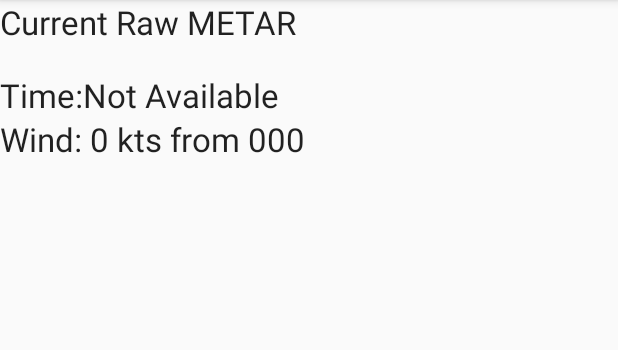
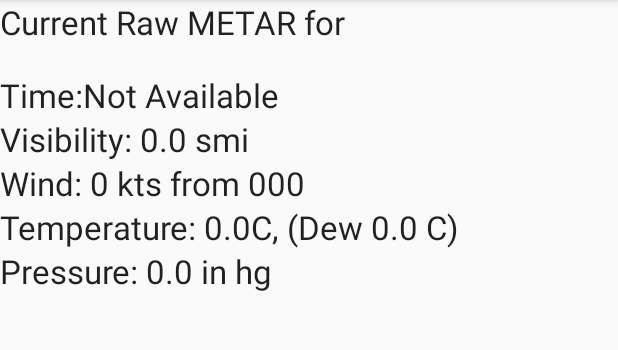
Before and after one commit to cessnao3/fdrflightrecorder, an Android app: the fragment WeatherFragment shown on its own in the app's theme, on a phone screen of 412 x 824 dp, the part 84-434 px from its top. Run offline under Robolectric (Android 15) with nearby library versions, the phone set to English and light mode, and no system bars.

Commit message:
Updated more METAR output parameters

```diff
--- a/app/build.gradle
+++ b/app/build.gradle
@@ -6,7 +6,7 @@ android {
 
     defaultConfig {
         applicationId "com.ianorourke.fdrflightrecorder"
-        minSdkVersion 16
+        minSdkVersion 17
         targetSdkVersion 23
         versionCode 1
         versionName "1.0"
@@ -22,6 +22,6 @@ android {
 dependencies {
     compile fileTree(include: ['*.jar'], dir: 'libs')
     compile 'com.google.android.gms:play-services:8.4.0'
-    compile 'com.android.support:appcompat-v7:23.3.0'
+    compile 'com.android.support:appcompat-v7:23.4.0'
     compile 'com.melnykov:floatingactionbutton:1.3.0'
 }
--- a/app/src/main/java/com/ianorourke/fdrflightrecorder/Fragments/WeatherFragment.java
+++ b/app/src/main/java/com/ianorourke/fdrflightrecorder/Fragments/WeatherFragment.java
@@ -35,15 +35,16 @@ public class WeatherFragment extends Fragment implements GetMetarAsync.MetarAsyn
 
     public void metarReceived(Metar metar) {
         if (metar != null) {
+            // Set the Raw METAR Label
+            TextView weatherLabelView = (TextView) getView().findViewById(R.id.weather_raw_title);
+
+            if (weatherLabelView != null) {
+                String rawString = getString(R.string.weather_raw_label) + " for " + metar.station;
+                weatherLabelView.setText(rawString);
+            }
+
             // Set the Raw METER View Screen
-
-            TextView weatherView;
-
-            try {
-                weatherView = (TextView) getView().findViewById(R.id.weather_raw);
-            } catch (NullPointerException e) {
-                weatherView = null;
-            }
+            TextView weatherView =  (TextView) getView().findViewById(R.id.weather_raw);
 
             if (weatherView != null) {
                 weatherView.setText(metar.raw);
@@ -69,17 +70,47 @@ public class WeatherFragment extends Fragment implements GetMetarAsync.MetarAsyn
                 }
             }
 
+            // Set Visibility Display
+            TextView visView = (TextView) getView().findViewById(R.id.weather_vis);
+
+            if (visView != null) {
+                String visString = getString(R.string.weather_vis_label) + " ";
+                visString += metar.visibility_smi + " smi";
+
+                visView.setText(visString);
+            }
+
             // Set the Wind Display
             TextView windView = (TextView) getView().findViewById(R.id.weather_wind);
 
             if (windView != null) {
                 String windString = "";
-                windString += (getString(R.string.weather_wind_label)) + " ";
+                windString += getString(R.string.weather_wind_label) + " ";
                 windString += metar.wind_speed_kt + " " + ((metar.wind_speed_kt == 1) ? "kt" : "kts");
                 windString += " from " + ((metar.wind_dir < 100) ? "0" : "") + ((metar.wind_dir < 10) ? "0" : "") + metar.wind_dir;
                 windString += (((metar.wind_gust_kt != 0) ? " gusting to " + metar.wind_gust_kt + ((metar.wind_gust_kt == 1) ? "kt" : "kts") : ""));
 
                 windView.setText(windString);
+            }
+
+            // Set the Temperature Display
+            TextView tempView = (TextView) getView().findViewById(R.id.weather_temp);
+
+            if (tempView != null) {
+                String tempString = getString(R.string.weather_temp_label) + " ";
+                tempString += metar.temp_c + "C, (Dew " + metar.dewpoint_c + " C)";
+
+                tempView.setText(tempString);
+            }
+
+            // Set the Pressure Display
+            TextView presView = (TextView) getView().findViewById(R.id.weather_pres);
+
+            if (presView != null) {
+                String presString = getString(R.string.weather_pres_label) + " ";
+                presString += metar.pressure + " in hg";
+
+                presView.setText(presString);
             }
         }
     }
--- a/app/src/main/res/layout/alert_new_flight.xml
+++ b/app/src/main/res/layout/alert_new_flight.xml
@@ -2,6 +2,14 @@
 <LinearLayout xmlns:android="http://schemas.android.com/apk/res/android"
     android:orientation="vertical" android:layout_width="match_parent"
     android:layout_height="match_parent">
+
+    <TextView
+        android:layout_width="wrap_content"
+        android:layout_height="wrap_content"
+        android:textAppearance="?android:attr/textAppearanceMedium"
+        android:text="@string/orientation_notification_description"
+        android:id="@+id/airplane_alert_description"
+        android:textAlignment="center" />
 
     <ImageView
         android:layout_width="300dp"
--- a/app/src/main/res/layout/fragment_weather.xml
+++ b/app/src/main/res/layout/fragment_weather.xml
@@ -28,6 +28,27 @@
         android:layout_width="wrap_content"
         android:layout_height="wrap_content"
         android:textAppearance="?android:attr/textAppearanceLarge"
+        android:text="@string/weather_vis_label"
+        android:id="@+id/weather_vis" />
+
+    <TextView
+        android:layout_width="wrap_content"
+        android:layout_height="wrap_content"
+        android:textAppearance="?android:attr/textAppearanceLarge"
         android:text="@string/weather_wind_label"
         android:id="@+id/weather_wind" />
+
+    <TextView
+        android:layout_width="wrap_content"
+        android:layout_height="wrap_content"
+        android:textAppearance="?android:attr/textAppearanceLarge"
+        android:text="@string/weather_temp_label"
+        android:id="@+id/weather_temp" />
+
+    <TextView
+        android:layout_width="wrap_content"
+        android:layout_height="wrap_content"
+        android:textAppearance="?android:attr/textAppearanceLarge"
+        android:text="@string/weather_pres_label"
+        android:id="@+id/weather_pres" />
 </LinearLayout>
--- a/app/src/main/res/values/strings.xml
+++ b/app/src/main/res/values/strings.xml
@@ -4,6 +4,7 @@
     <string name="title_activity_main">Flight Rec</string>
     <string name="title_activity_map">Flight Recording</string>
 
+    <string name="orientation_notification_description">Orientation of Phone with Respect to Aircraft for Pitch/Roll/Yaw Movements to be Captured and Recorded</string>
     <string name="orientation_notification_image">Image of Aircraft Orientation</string>
     <string name="orientation_notification_checkbox">Show Again</string>
 
--- a/app/src/main/res/values/weather_keys.xml
+++ b/app/src/main/res/values/weather_keys.xml
@@ -5,6 +5,9 @@
     <string name="weather_raw_label">Current Raw METAR</string>
     <string name="weather_time_label">Time:</string>
     <string name="weather_wind_label">Wind:</string>
+    <string name="weather_vis_label">Visibility:</string>
+    <string name="weather_temp_label">Temperature:</string>
+    <string name="weather_pres_label">Pressure:</string>
 
     <string name="weather_last_raw">weather_last_raw</string>
     <string name="weather_last_station">weather_last_station</string>
```
Also changed, not shown: 1 other file.
